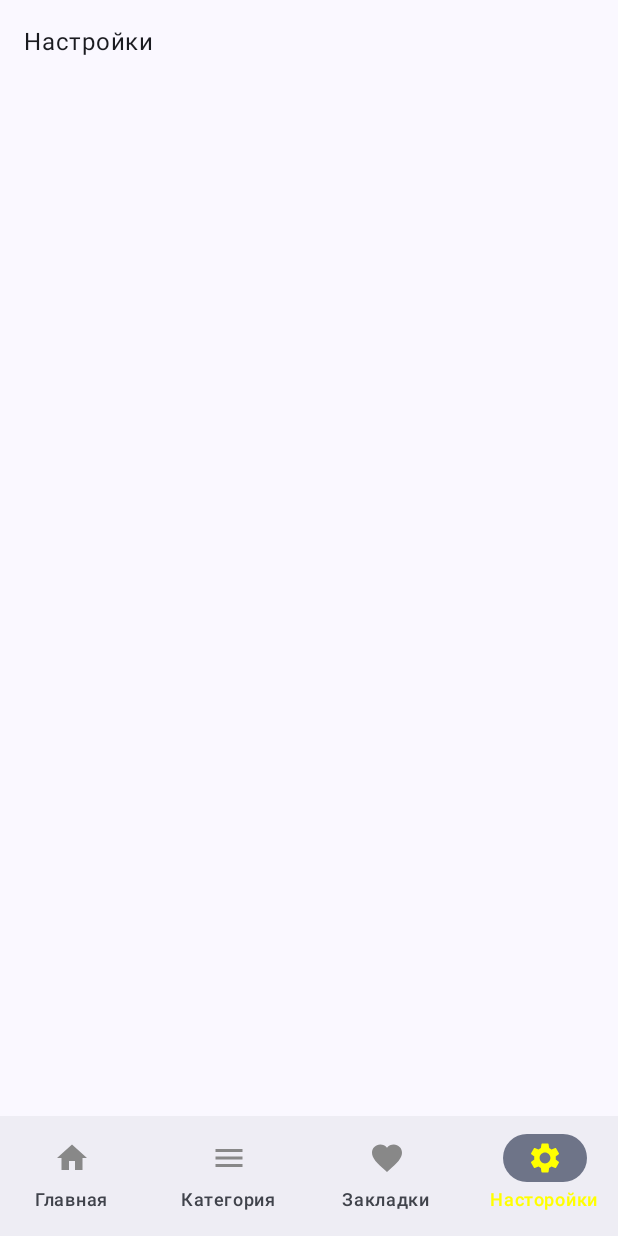
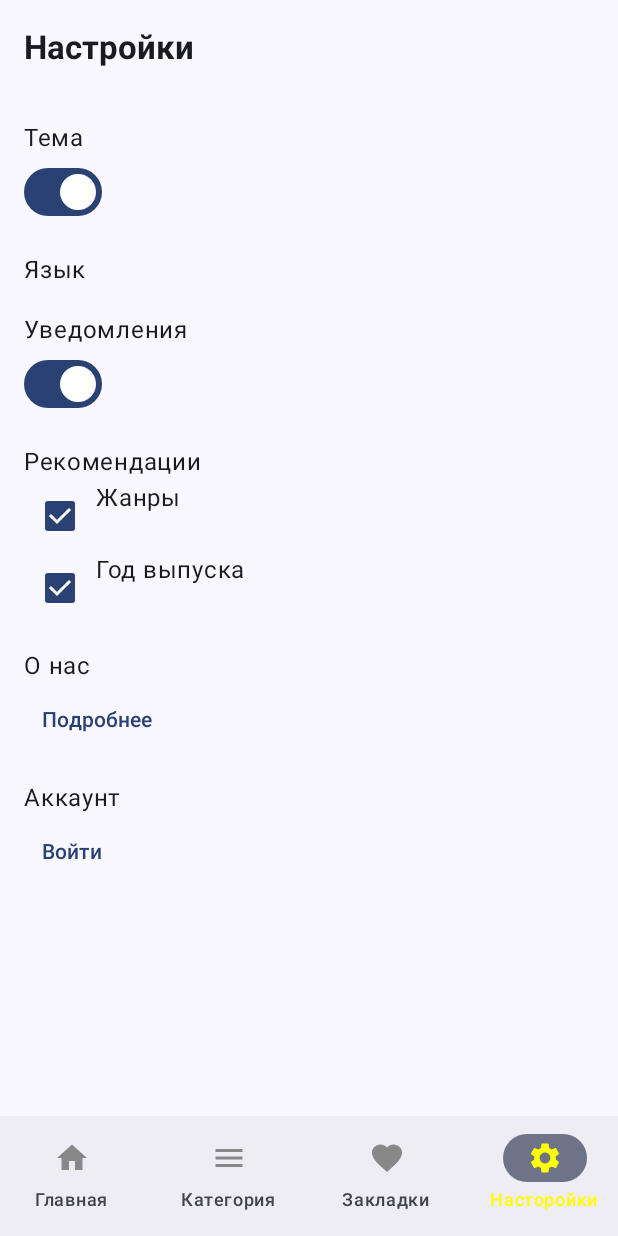
Before and after one commit to MalaevIA/absolute_cinema_app, an Android app built with Jetpack Compose: the screen it shows after launch (MainActivity), item 4 of the bottom bar chosen, on a phone screen of 412 x 824 dp. Run offline under Robolectric (Android 15) with nearby library versions, the phone set to English and light mode, and no system bars.

Commit message:
отрисованы основные экраны приложения

```diff
--- a/app/src/main/AndroidManifest.xml
+++ b/app/src/main/AndroidManifest.xml
@@ -4,6 +4,7 @@
 
     <application
         android:allowBackup="true"
+        android:enableOnBackInvokedCallback="true"
         android:dataExtractionRules="@xml/data_extraction_rules"
         android:fullBackupContent="@xml/backup_rules"
         android:icon="@mipmap/ic_launcher"
--- a/app/src/main/java/com/example/absolute_cinema_app/screens/ContentScreens.kt
+++ b/app/src/main/java/com/example/absolute_cinema_app/screens/ContentScreens.kt
@@ -31,6 +31,9 @@ import androidx.compose.material.icons.filled.KeyboardArrowRight
 import androidx.compose.material.icons.filled.List
 import androidx.compose.material.icons.filled.Search
 import androidx.compose.material3.CenterAlignedTopAppBar
+import androidx.compose.material3.Checkbox
+import androidx.compose.material3.DropdownMenu
+import androidx.compose.material3.DropdownMenuItem
 import androidx.compose.material3.ExperimentalMaterial3Api
 import androidx.compose.material3.Icon
 import androidx.compose.material3.IconButton
@@ -39,7 +42,9 @@ import androidx.compose.material3.NavigationBar
 import androidx.compose.material3.NavigationBarItem
 import androidx.compose.material3.NavigationBarItemDefaults
 import androidx.compose.material3.Scaffold
+import androidx.compose.material3.Switch
 import androidx.compose.material3.Text
+import androidx.compose.material3.TextButton
 import androidx.compose.material3.TextField
 import androidx.compose.material3.TextFieldDefaults
 import androidx.compose.material3.TopAppBar
@@ -832,17 +837,91 @@ fun ScreenFavorites(navController: NavController) {
         }
     }
 }
+@OptIn(ExperimentalMaterial3Api::class)
 @Composable
 fun ScreenSettings(navController: NavController) {
     Scaffold(
-        bottomBar = { BottomNavigationBar(navController) }
-    ) { paddingValues ->
+        bottomBar = { BottomNavigationBar(navController)} ,
+        topBar = { TopAppBar(
+            title = { Text(text = "Настройки", fontWeight = FontWeight.Bold)
+            }) },
+
+    )
+        { paddingValues ->
         Column(
             modifier = Modifier
                 .fillMaxSize()
                 .padding(paddingValues)
+                .padding(16.dp)
         ) {
-            Text("Настройки", modifier = Modifier.padding(16.dp))
+            // Переключатель темы (Светлая/Темная)
+            Text("Тема")
+            Switch(
+                checked = true, // состояние переключателя (например, из ViewModel)
+                onCheckedChange = { /* действие при изменении */ }
+            )
+            Spacer(modifier = Modifier.height(16.dp))
+            // Язык приложения
+            Text("Язык")
+            DropdownMenu(
+                expanded = false,
+                onDismissRequest = { /* действие */ }
+            ) {
+                // Здесь можно вывести список доступных языков
+                DropdownMenuItem(onClick = { /* действие */ }) {
+                    Text("Русский")
+                }
+                DropdownMenuItem(onClick = { /* действие */ }) {
+                    Text("English")
+                }
+            }
+
+            Spacer(modifier = Modifier.height(16.dp))
+
+            // Уведомления
+            Text("Уведомления")
+            Switch(
+                checked = true, // состояние уведомлений
+                onCheckedChange = { /* действие при изменении */ }
+            )
+            Spacer(modifier = Modifier.height(16.dp))
+            // Рекомендации
+            Text("Рекомендации")
+            Column {
+                Row {
+                    Checkbox(
+                        checked = true, // состояние фильтра
+                        onCheckedChange = { /* действие */ }
+                    )
+                    Text("Жанры")
+                }
+                Row {
+                    Checkbox(
+                        checked = true,
+                        onCheckedChange = { /* действие */ }
+                    )
+                    Text("Год выпуска")
+                }
+            }
+            Spacer(modifier = Modifier.height(16.dp))
+
+            // О нас / Справка
+            Text("О нас")
+            TextButton(onClick = { navController.navigate("about") }) {
+                Text("Подробнее")
+            }
+
+            Spacer(modifier = Modifier.height(16.dp))
+
+            // Вход / Регистрация
+            Text("Аккаунт")
+            TextButton(onClick = { navController.navigate("login") }) {
+                Text("Войти")
+            }
         }
     }
 }
+
+fun DropdownMenuItem(onClick: () -> Unit, interactionSource: @Composable () -> Unit) {
+
+}
```
Also changed, not shown: 147 other files.
